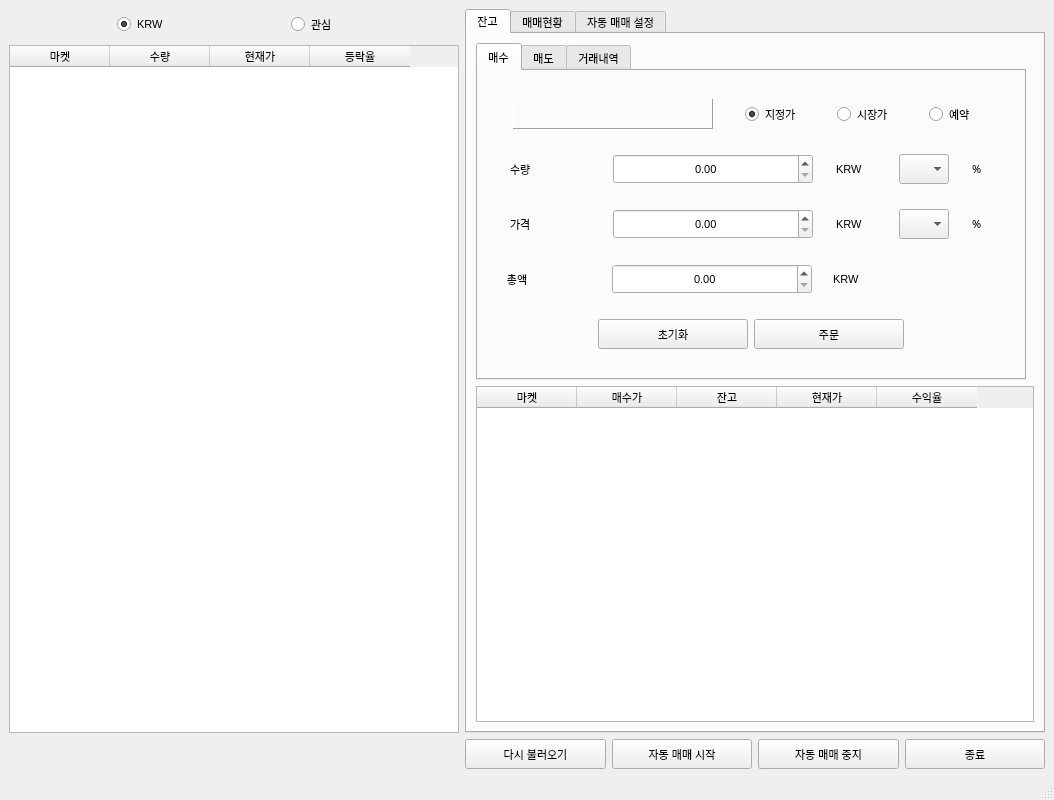
Before: the Qt Designer form main1.ui in changhee-won/AiCoinsTrade, drawn with Qt 5.
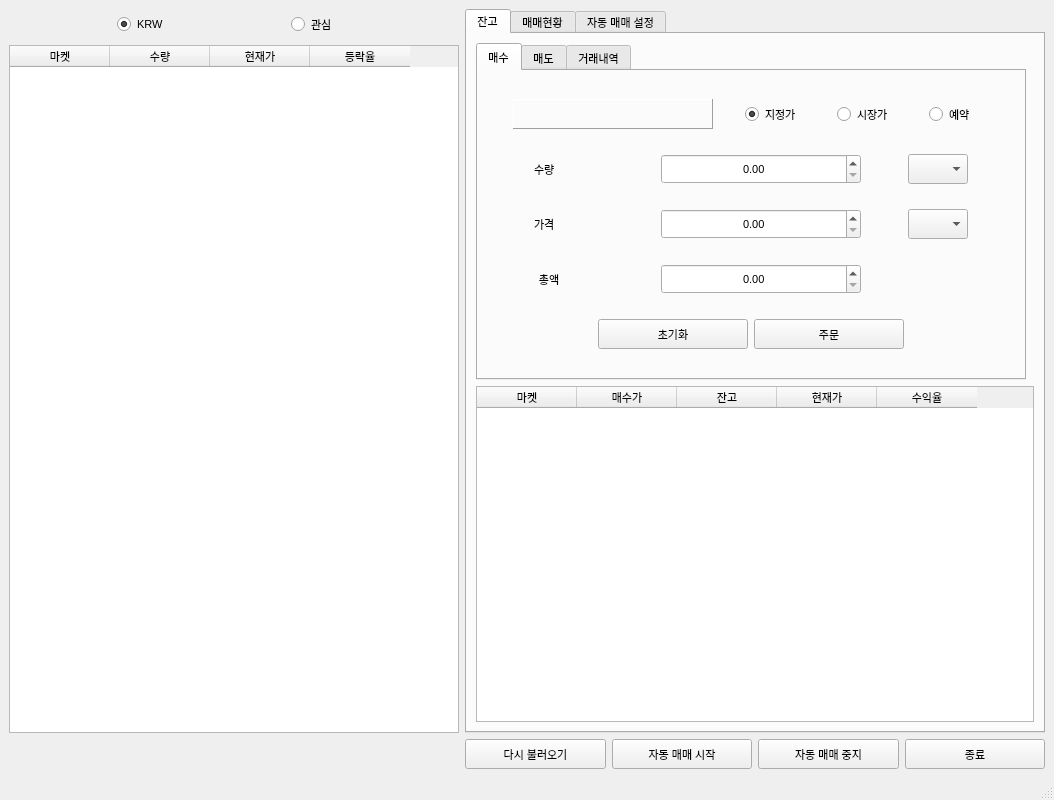
After: the same form once the commit is applied.

Commit message: 수정함:        aicoin_main.py 	수정함:        main1.ui

Patch:
```diff
--- a/main1.ui
+++ b/main1.ui
@@ -439,71 +439,27 @@
                   <property name="alignment">
                    <set>Qt::AlignCenter</set>
                   </property>
-                 </widget>
-                </item>
-                <item>
-                 <widget class="QLabel" name="label_3">
-                  <property name="minimumSize">
-                   <size>
-                    <width>40</width>
-                    <height>30</height>
-                   </size>
+                  <property name="maximum">
+                   <double>9999999999.989999771118164</double>
                   </property>
-                  <property name="maximumSize">
-                   <size>
-                    <width>40</width>
-                    <height>30</height>
-                   </size>
-                  </property>
-                  <property name="font">
-                   <font>
-                    <family>Arial</family>
-                    <pointsize>8</pointsize>
-                   </font>
-                  </property>
-                  <property name="text">
-                   <string>KRW</string>
-                  </property>
-                  <property name="alignment">
-                   <set>Qt::AlignJustify|Qt::AlignVCenter</set>
-                  </property>
                  </widget>
                 </item>
                 <item>
                  <widget class="QComboBox" name="comboBox_buyratio_1">
                   <property name="minimumSize">
                    <size>
-                    <width>50</width>
+                    <width>60</width>
                     <height>30</height>
                    </size>
                   </property>
                   <property name="maximumSize">
                    <size>
-                    <width>50</width>
+                    <width>60</width>
                     <height>30</height>
                    </size>
                   </property>
                  </widget>
                 </item>
-                <item>
-                 <widget class="QLabel" name="label_2">
-                  <property name="minimumSize">
-                   <size>
-                    <width>20</width>
-                    <height>30</height>
-                   </size>
-                  </property>
-                  <property name="maximumSize">
-                   <size>
-                    <width>20</width>
-                    <height>30</height>
-                   </size>
-                  </property>
-                  <property name="text">
-                   <string>%</string>
-                  </property>
-                 </widget>
-                </item>
                </layout>
               </item>
               <item>
@@ -556,47 +512,22 @@
                   <property name="alignment">
                    <set>Qt::AlignCenter</set>
                   </property>
-                 </widget>
-                </item>
-                <item>
-                 <widget class="QLabel" name="label_6">
-                  <property name="minimumSize">
-                   <size>
-                    <width>40</width>
-                    <height>30</height>
-                   </size>
+                  <property name="maximum">
+                   <double>9999999999.989999771118164</double>
                   </property>
-                  <property name="maximumSize">
-                   <size>
-                    <width>40</width>
-                    <height>30</height>
-                   </size>
-                  </property>
-                  <property name="font">
-                   <font>
-                    <family>Arial</family>
-                    <pointsize>8</pointsize>
-                   </font>
-                  </property>
-                  <property name="text">
-                   <string>KRW</string>
-                  </property>
-                  <property name="alignment">
-                   <set>Qt::AlignJustify|Qt::AlignVCenter</set>
-                  </property>
                  </widget>
                 </item>
                 <item>
                  <widget class="QComboBox" name="comboBox_buyratio">
                   <property name="minimumSize">
                    <size>
-                    <width>50</width>
+                    <width>60</width>
                     <height>30</height>
                    </size>
                   </property>
                   <property name="maximumSize">
                    <size>
-                    <width>50</width>
+                    <width>60</width>
                     <height>30</height>
                    </size>
                   </property>
@@ -614,34 +545,6 @@
                   </property>
                  </widget>
                 </item>
-                <item>
-                 <widget class="QLabel" name="label_11">
-                  <property name="minimumSize">
-                   <size>
-                    <width>20</width>
-                    <height>30</height>
-                   </size>
-                  </property>
-                  <property name="maximumSize">
-                   <size>
-                    <width>20</width>
-                    <height>30</height>
-                   </size>
-                  </property>
-                  <property name="font">
-                   <font>
-                    <family>Arial Black</family>
-                    <pointsize>8</pointsize>
-                   </font>
-                  </property>
-                  <property name="text">
-                   <string>%</string>
-                  </property>
-                  <property name="alignment">
-                   <set>Qt::AlignJustify|Qt::AlignVCenter</set>
-                  </property>
-                 </widget>
-                </item>
                </layout>
               </item>
               <item>
@@ -653,13 +556,13 @@
                  <widget class="QLabel" name="label_9">
                   <property name="minimumSize">
                    <size>
-                    <width>95</width>
+                    <width>80</width>
                     <height>30</height>
                    </size>
                   </property>
                   <property name="maximumSize">
                    <size>
-                    <width>95</width>
+                    <width>80</width>
                     <height>30</height>
                    </size>
                   </property>
@@ -694,19 +597,22 @@
                   <property name="alignment">
                    <set>Qt::AlignCenter</set>
                   </property>
+                  <property name="maximum">
+                   <double>9999999999.989999771118164</double>
+                  </property>
                  </widget>
                 </item>
                 <item>
                  <widget class="QLabel" name="label_10">
                   <property name="minimumSize">
                    <size>
-                    <width>170</width>
+                    <width>60</width>
                     <height>30</height>
                    </size>
                   </property>
                   <property name="maximumSize">
                    <size>
-                    <width>170</width>
+                    <width>60</width>
                     <height>30</height>
                    </size>
                   </property>
@@ -717,10 +623,10 @@
                    </font>
                   </property>
                   <property name="text">
-                   <string>  KRW</string>
+                   <string/>
                   </property>
                   <property name="alignment">
-                   <set>Qt::AlignJustify|Qt::AlignVCenter</set>
+                   <set>Qt::AlignLeading|Qt::AlignLeft|Qt::AlignVCenter</set>
                   </property>
                  </widget>
                 </item>
```
Left out of the diff: 136 changed lines with no effect on the pictures. The commit also changes 1 other file.
